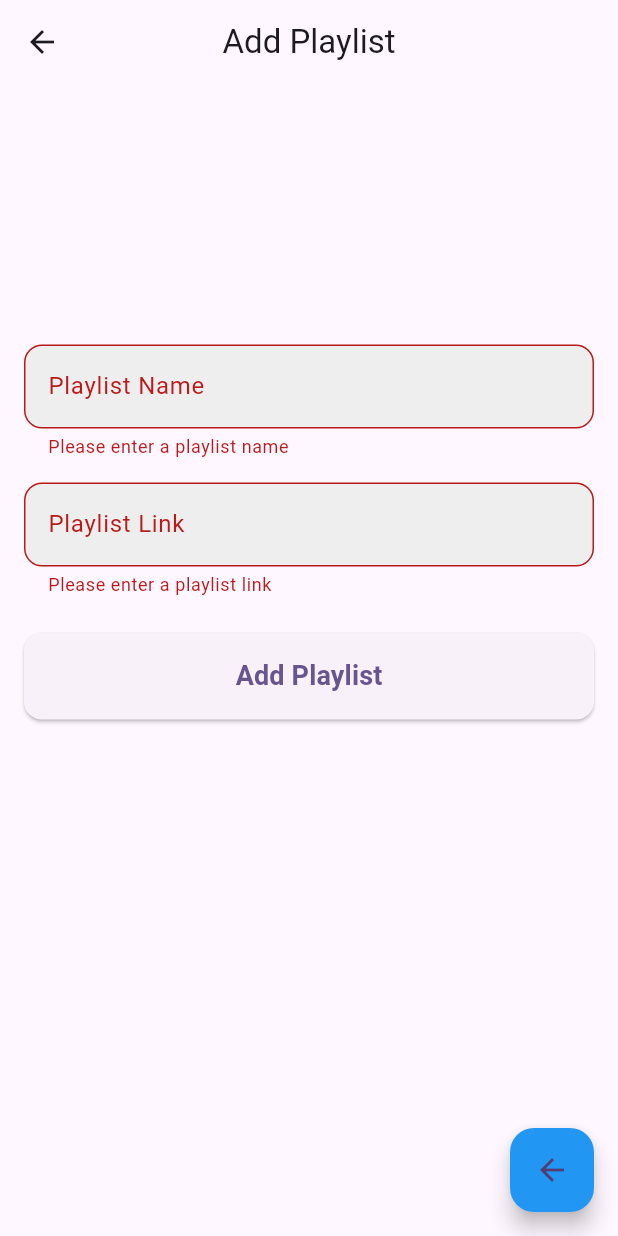
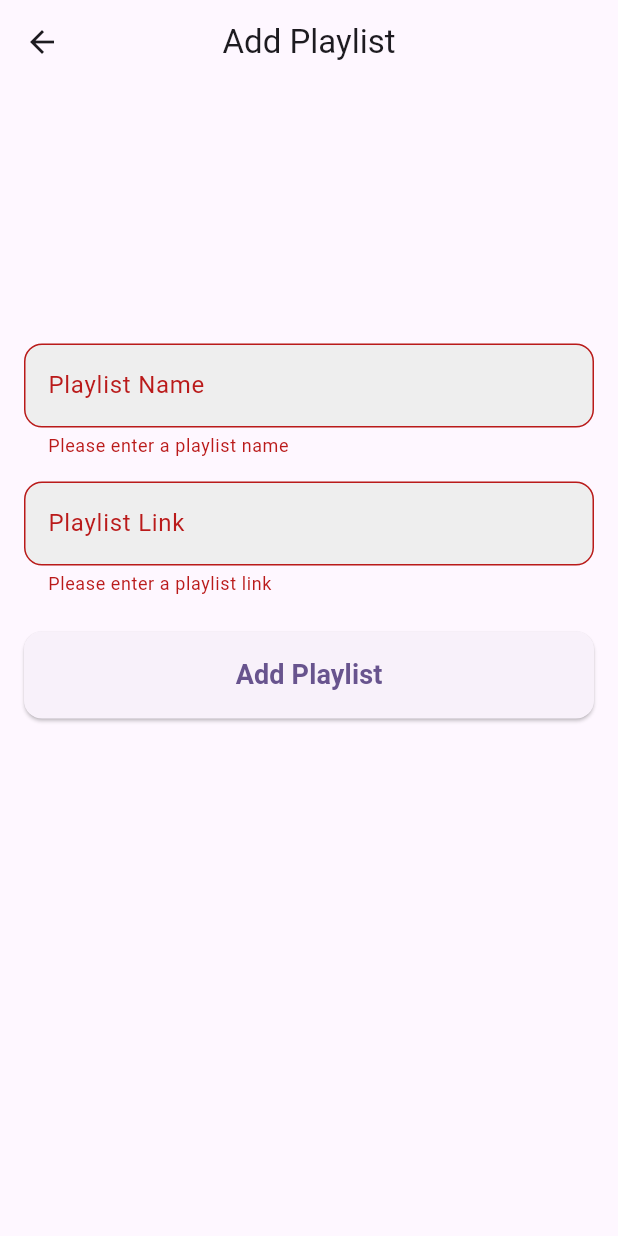
Before and after one commit to mohamed-emad-c4/yt_to_todo, a Flutter app: the AddPlaylistScreen screen opened directly, after a tap on "Add Playlist", on a phone screen of 412 x 824 dp. Run offline on Flutter 3.47's test engine with Material 3 defaults, Android fonts, the phone set to English and light mode, and no system bars; our stand-ins replace dio, sqflite; accounts and stored records are empty.

Commit message:
improve ui add

```diff
--- a/lib/model/playList.dart
+++ b/lib/model/playList.dart
@@ -0,0 +1,39 @@
+class VideoInfoModel {
+  final String title;
+  final String url;
+  final String description;
+  final String id;
+  final String duration;
+  final String image;
+
+  VideoInfoModel({
+    required this.title,
+    required this.url,
+    required this.description,
+    required this.id,
+    required this.duration,
+    required this.image,
+  });
+
+  Map<String, dynamic> toMap() {
+    return {
+      'title': title,
+      'url': url,
+      'description': description,
+      'id': id,
+      'duration': duration,
+      'image': image,
+    };
+  }
+
+  static VideoInfoModel fromMap(Map<String, dynamic> map) {
+    return VideoInfoModel(
+      title: map['title'],
+      url: map['url'],
+      description: map['description'],
+      id: map['id'],
+      duration: map['duration'],
+      image: map['image'],
+    );
+  }
+}
--- a/lib/view/screens/intail/addPlayList.dart
+++ b/lib/view/screens/intail/addPlayList.dart
@@ -2,6 +2,9 @@ import 'dart:developer';
 
 import 'package:flutter/material.dart';
 import 'package:yt_to_todo/logic/helper.dart';
+import 'package:yt_to_todo/model/playList.dart';
+
+String link = "";
 
 class AddPlaylistScreen extends StatefulWidget {
   const AddPlaylistScreen({super.key});
@@ -14,18 +17,38 @@ class _AddPlaylistScreenState extends State<AddPlaylistScreen> {
   final _formKey = GlobalKey<FormState>();
   final TextEditingController _nameController = TextEditingController();
   final TextEditingController _linkController = TextEditingController();
+  bool _isLoading = false;
+  String _totalDuration = "";
 
   void _submitForm() async {
     if (_formKey.currentState!.validate()) {
-      // Process data (e.g., save to database, send to API)
+      setState(() {
+        _isLoading = true;
+      });
+
+      try {
         String name = _nameController.text;
-      String link = _linkController.text;
-      print("Playlist Name: $name, Playlist Link: $link");
+        link = _linkController.text;
+        log("Playlist Name: $name, Playlist Link: $link");
+
+        List<VideoInfoModel> videoList = await HelperFunction()
+            .getAllVideosInPlaylist(link.split("playlist?list=")[1]);
+        _totalDuration = HelperFunction().sumTotalTime(videoList);
 
         // Show a success message or navigate to another screen
         ScaffoldMessenger.of(context).showSnackBar(
           const SnackBar(content: Text('Playlist added successfully!')),
         );
+      } catch (e) {
+        log("Error fetching playlist: $e");
+        ScaffoldMessenger.of(context).showSnackBar(
+          SnackBar(content: Text('Error fetching playlist: $e')),
+        );
+      } finally {
+        setState(() {
+          _isLoading = false;
+        });
+      }
     }
   }
 
@@ -37,7 +60,6 @@ class _AddPlaylistScreenState extends State<AddPlaylistScreen> {
     return youtubePlaylistRegex.hasMatch(link);
   }
 
-  String repo = "";
   @override
   Widget build(BuildContext context) {
     return Scaffold(
@@ -54,9 +76,7 @@ class _AddPlaylistScreenState extends State<AddPlaylistScreen> {
             crossAxisAlignment: CrossAxisAlignment.stretch,
             mainAxisAlignment: MainAxisAlignment.center,
             children: [
-              const Spacer(
-                flex: 1,
-              ),
+              const Spacer(flex: 1),
               const SizedBox(height: 16),
               TextFormField(
                 controller: _nameController,
@@ -98,14 +118,16 @@ class _AddPlaylistScreenState extends State<AddPlaylistScreen> {
               ),
               const SizedBox(height: 24),
               ElevatedButton(
-                onPressed: _submitForm,
+                onPressed: _isLoading ? null : _submitForm,
                 style: ElevatedButton.styleFrom(
                   shape: RoundedRectangleBorder(
                     borderRadius: BorderRadius.circular(12),
                   ),
                   padding: const EdgeInsets.symmetric(vertical: 16),
                 ),
-                child: const Text(
+                child: _isLoading
+                    ? const CircularProgressIndicator()
+                    : const Text(
                         "Add Playlist",
                         style: TextStyle(
                           fontSize: 18,
@@ -114,23 +136,18 @@ class _AddPlaylistScreenState extends State<AddPlaylistScreen> {
                       ),
               ),
               const SizedBox(height: 24),
-              Text(repo),
-              const Spacer(
-                flex: 2,
-              )
+              Text(
+                _totalDuration,
+                style: const TextStyle(
+                  fontSize: 16,
+                  fontWeight: FontWeight.bold,
+                ),
+              ),
+              const Spacer(flex: 2),
             ],
           ),
         ),
       ),
-      floatingActionButton: FloatingActionButton(
-        onPressed: () async {
-          log("message");
-          String repo = await HelperFuncation().getDurationVideo("0R_0Ma7yGPo");
-          log(repo);
-        },
-        backgroundColor: Colors.blue,
-        child: const Icon(Icons.arrow_back),
-      ),
     );
   }
 }
```
Also changed, not shown: lib/data/datanases.dart (added, +58 -0 lines), lib/logic/helper.dart (+114 -29 lines), pubspec.yaml (+5 -17 lines), pubspec.lock, 1 other file. Lines whose indentation alone changed are shown as unchanged.
